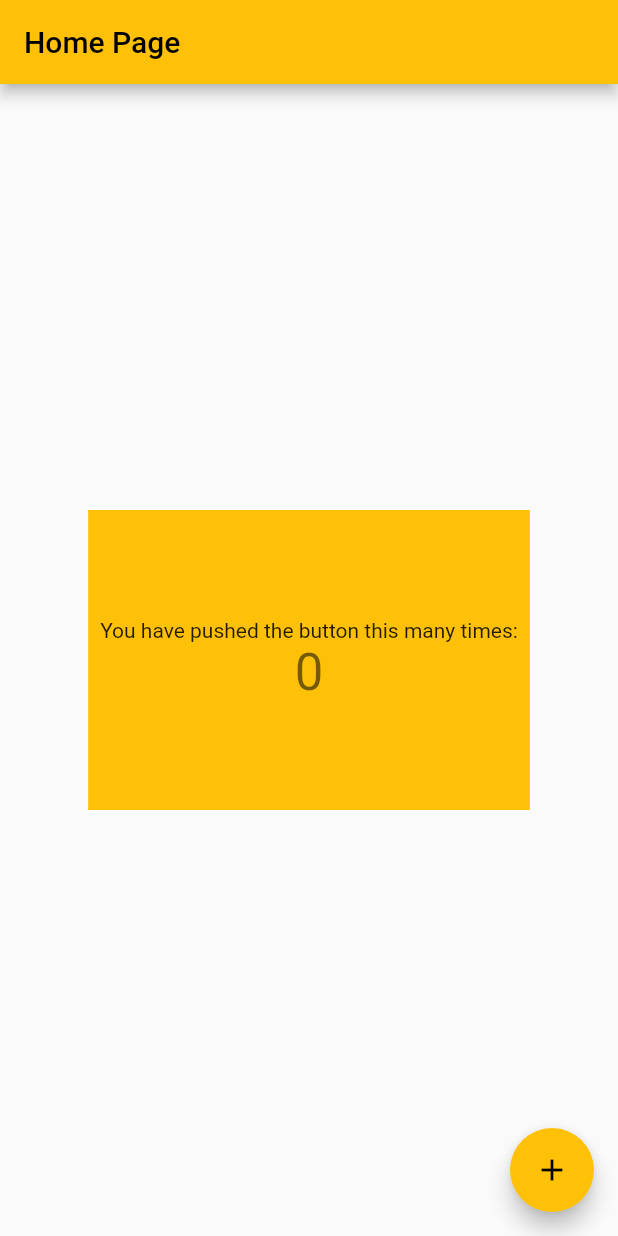
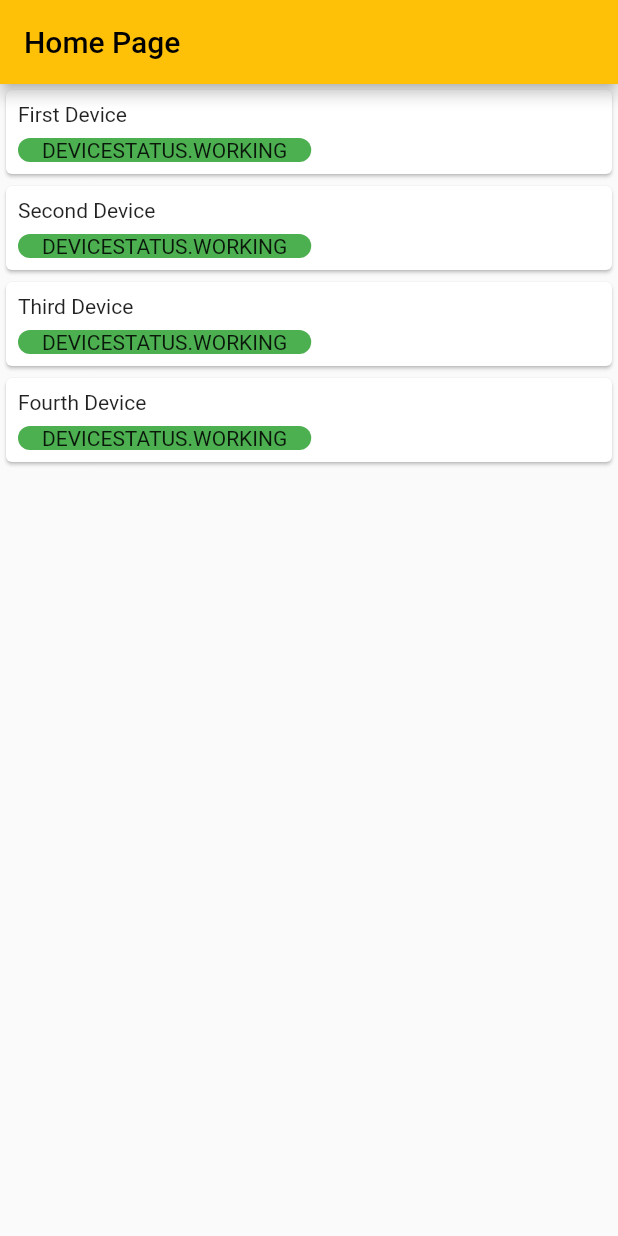
Before and after one commit to sidnei-polo/flutter-workshop, a Flutter app: the screen it shows after launch, on a phone screen of 412 x 824 dp. Run offline on Flutter 3.47's test engine with Material 2 defaults, Android fonts, the phone set to English and light mode, and no system bars.

Commit message:
:construction: add devices controller

```diff
--- /dev/null
+++ b/src/lib/data/device_repository.dart
@@ -0,0 +1,12 @@
+import 'package:flutter_workshop/domain/device.dart';
+
+class DeviceRepository {
+  static final List<Device> devices = [
+    Device(name: "First Device", status: DeviceStatus.working),
+    Device(name: "Second Device", status: DeviceStatus.working),
+    Device(name: "Third Device", status: DeviceStatus.working),
+    Device(name: "Fourth Device", status: DeviceStatus.working),
+  ];
+
+  List<Device> getDevices() => devices;
+}
--- /dev/null
+++ b/src/lib/domain/device.dart
@@ -0,0 +1,8 @@
+class Device {
+  final String name;
+  final DeviceStatus status;
+
+  Device({required this.name, required this.status});
+}
+
+enum DeviceStatus { working, fault, busy }
--- a/src/lib/presentation/contoller/counter_controller.dart
+++ /dev/null
@@ -1,9 +0,0 @@
-import 'package:flutter/material.dart';
-
-class CounterController extends ValueNotifier<int> {
-  CounterController() : super(0);
-
-  void add() {
-    value++;
-  }
-}
--- /dev/null
+++ b/src/lib/presentation/contoller/devices_controller.dart
@@ -0,0 +1,23 @@
+import 'dart:collection';
+
+import 'package:flutter/material.dart';
+import 'package:flutter_workshop/domain/device.dart';
+import 'package:flutter_workshop/presentation/state/devices_state.dart';
+
+class DevicesController extends ValueNotifier<DevicesState> {
+  static final List<Device> devicesSource = [
+    Device(name: "First Device", status: DeviceStatus.working),
+    Device(name: "Second Device", status: DeviceStatus.working),
+    Device(name: "Third Device", status: DeviceStatus.working),
+    Device(name: "Fourth Device", status: DeviceStatus.working),
+  ];
+
+  DevicesController() : super(DevicesState.initial());
+
+  Future<void> fetch({bool setLoading = true}) async {
+    value = value.copyWith(isLoading: setLoading);
+    await Future.delayed(const Duration(seconds: 2));
+    value = value.copyWith(
+        isLoading: false, devices: UnmodifiableListView(devicesSource));
+  }
+}
--- /dev/null
+++ b/src/lib/presentation/state/devices_state.dart
@@ -0,0 +1,25 @@
+import 'dart:collection';
+
+import 'package:flutter_workshop/domain/device.dart';
+
+class DevicesState {
+  final bool isLoading;
+  final UnmodifiableListView<Device> devices;
+
+  DevicesState({required this.isLoading, required this.devices});
+
+  factory DevicesState.initial() {
+    return DevicesState(
+        isLoading: false, devices: UnmodifiableListView<Device>([]));
+  }
+
+  DevicesState copyWith({
+    bool? isLoading,
+    UnmodifiableListView<Device>? devices,
+  }) {
+    return DevicesState(
+      isLoading: isLoading ?? this.isLoading,
+      devices: devices ?? this.devices,
+    );
+  }
+}
--- a/src/lib/presentation/widget/application.dart
+++ b/src/lib/presentation/widget/application.dart
@@ -1,5 +1,5 @@
 import 'package:flutter/material.dart';
-import 'package:flutter_workshop/presentation/contoller/counter_controller.dart';
+import 'package:flutter_workshop/presentation/contoller/devices_controller.dart';
 import 'package:flutter_workshop/presentation/contoller/navigation_controller.dart';
 import 'package:flutter_workshop/presentation/widget/home_page.dart';
 import 'package:provider/provider.dart';
@@ -7,6 +7,7 @@ import 'package:provider/provider.dart';
 class Application extends StatelessWidget {
   const Application({Key? key}) : super(key: key);
 
+  @override
   // This widget is the root of your application.
   @override
   Widget build(BuildContext context) {
@@ -17,8 +18,8 @@ class Application extends StatelessWidget {
       home: Navigator(
         pages: [
           MaterialPage(
-            child: ChangeNotifierProvider<CounterController>(
-                create: (_) => CounterController(),
+            child: ChangeNotifierProvider<DevicesController>(
+                create: (_) => DevicesController()..fetch(),
                 child: const HomePage(title: "Home Page")),
           ),
         ],
--- /dev/null
+++ b/src/lib/presentation/widget/device_item.dart
@@ -0,0 +1,26 @@
+import 'package:flutter/material.dart';
+import 'package:flutter_workshop/domain/device.dart';
+import 'package:flutter_workshop/presentation/widget/status_badge.dart';
+
+class DeviceItem extends StatelessWidget {
+  final Device device;
+
+  const DeviceItem({Key? key, required this.device}) : super(key: key);
+
+  @override
+  Widget build(BuildContext context) {
+    return Card(
+      child: Padding(
+        padding: const EdgeInsets.all(8.0),
+        child: Column(
+          crossAxisAlignment: CrossAxisAlignment.start,
+          children: [
+            Text(device.name),
+            const SizedBox(height: 8.0),
+            StatusBadge(status: device.status),
+          ],
+        ),
+      ),
+    );
+  }
+}
--- a/src/lib/presentation/widget/home_page.dart
+++ b/src/lib/presentation/widget/home_page.dart
@@ -1,5 +1,6 @@
 import 'package:flutter/material.dart';
-import 'package:flutter_workshop/presentation/contoller/counter_controller.dart';
+import 'package:flutter_workshop/presentation/contoller/devices_controller.dart';
+import 'package:flutter_workshop/presentation/widget/device_item.dart';
 import 'package:provider/provider.dart';
 
 class HomePage extends StatelessWidget {
@@ -9,36 +10,22 @@ class HomePage extends StatelessWidget {
 
   @override
   Widget build(BuildContext context) {
-    var count = context.watch<CounterController>().value;
+    var state = context.watch<DevicesController>().value;
     return Scaffold(
       appBar: AppBar(
         title: Text(title),
       ),
-      body: Center(
-        child: AnimatedContainer(
-          duration: const Duration(milliseconds: 350),
-          height: count % 2 == 1 ? 100 : 200,
-          color: Colors.amber,
-          padding: const EdgeInsets.all(8.0),
-          child: Column(
-            mainAxisAlignment: MainAxisAlignment.center,
-            children: <Widget>[
-              const Text(
-                'You have pushed the button this many times:',
+      body: state.isLoading
+          ? const Center(child: CircularProgressIndicator())
+          : RefreshIndicator(
+              onRefresh: () =>
+                  context.read<DevicesController>().fetch(setLoading: false),
+              child: ListView.builder(
+                itemCount: state.devices.length,
+                itemBuilder: (context, index) =>
+                    DeviceItem(device: state.devices[index]),
               ),
-              Text(
-                '$count',
-                style: Theme.of(context).textTheme.headline4,
-              ),
-            ],
-          ),
-        ),
-      ),
-      floatingActionButton: FloatingActionButton(
-        onPressed: () => context.read<CounterController>().add(),
-        tooltip: 'Increment',
-        child: const Icon(Icons.add),
-      ), // This trailing comma makes auto-formatting nicer for build methods.
+            ),
     );
   }
 }
--- /dev/null
+++ b/src/lib/presentation/widget/status_badge.dart
@@ -0,0 +1,31 @@
+import 'package:flutter/material.dart';
+import 'package:flutter_workshop/domain/device.dart';
+
+class StatusBadge extends StatelessWidget {
+  final DeviceStatus status;
+
+  const StatusBadge({Key? key, required this.status}) : super(key: key);
+
+  @override
+  Widget build(BuildContext context) {
+    return Container(
+      decoration: BoxDecoration(
+        borderRadius: BorderRadius.circular(8.0),
+        color: _statusColor(),
+      ),
+      padding: const EdgeInsets.symmetric(horizontal: 16.0),
+      child: Text(status.toString().toUpperCase()),
+    );
+  }
+
+  Color _statusColor() {
+    switch (status) {
+      case DeviceStatus.working:
+        return Colors.green;
+      case DeviceStatus.busy:
+        return Colors.yellow;
+      case DeviceStatus.fault:
+        return Colors.red;
+    }
+  }
+}
```
Also changed, not shown: 2 other files.
